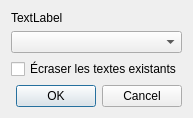
First picture: the form in sources/ui/importelementtextpatterndialog.ui, repository qelectrotech/qelectrotech-source-mirror, before the edit.
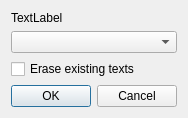
Second picture: the form after the edit.

```diff
--- a/sources/ui/importelementtextpatterndialog.ui
+++ b/sources/ui/importelementtextpatterndialog.ui
@@ -27,7 +27,7 @@
    <item>
     <widget class="QCheckBox" name="m_erase_existing_text">
      <property name="text">
-      <string>Écraser les textes existants</string>
+      <string>Erase existing texts</string>
      </property>
     </widget>
    </item>
```
